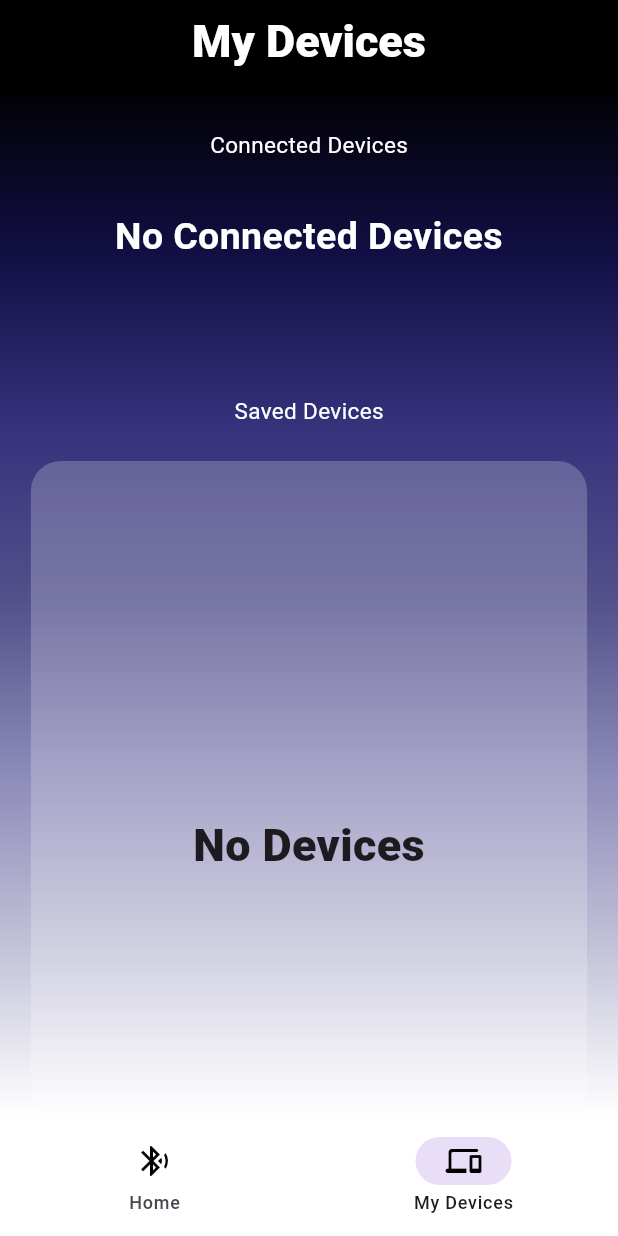
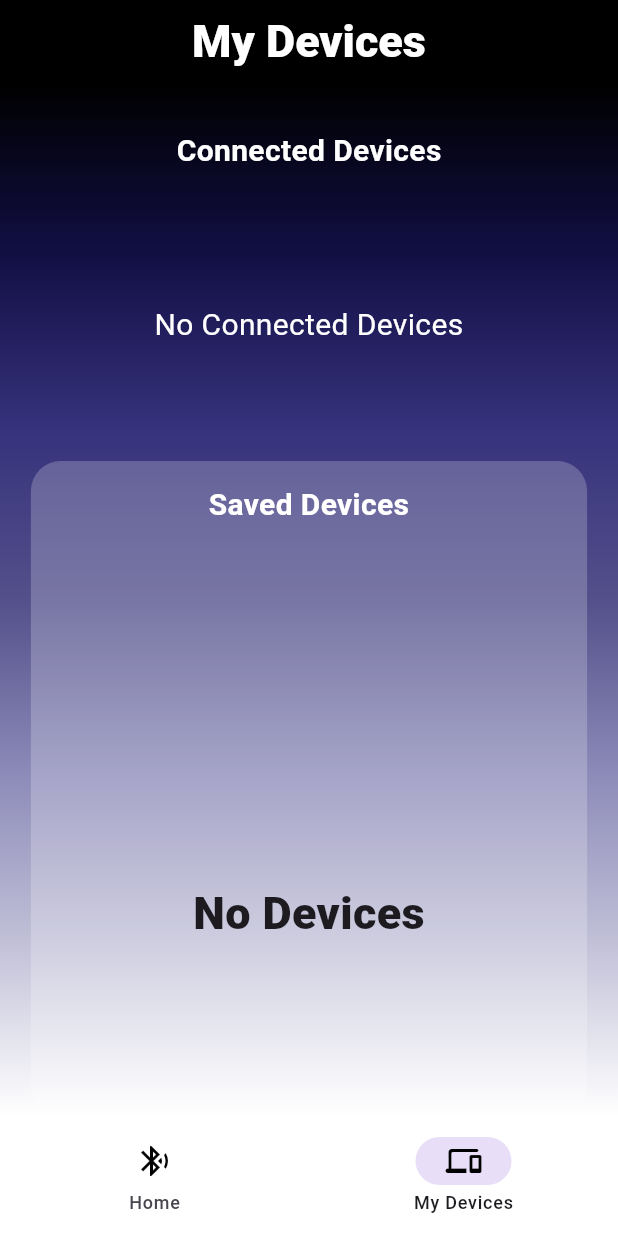
Before and after one commit to ser3ne/Clean-Flow, a Flutter app: the screen it shows after launch, item 2 of the bottom bar chosen, on a phone screen of 412 x 824 dp. Run offline on Flutter 3.47's test engine with Material 3 defaults, Android fonts, the phone set to English and light mode, and no system bars; our stand-ins replace flutter_blue_plus, permission_handler, shared_preferences.

Commit message:
everything's broken

```diff
--- a/lib/pages/home_page.dart
+++ b/lib/pages/home_page.dart
@@ -122,7 +122,11 @@ class Home_StatePage extends State<Home_Page> {
                 height: 30,
                 child: Text(
                   "Connected Devices",
-                  style: TextStyle(color: Colors.white, fontSize: 15),
+                  textAlign: TextAlign.start,
+                  style: TextStyle(
+                      color: Colors.white,
+                      fontSize: 20,
+                      fontWeight: FontWeight.w600),
                 ),
               ),
             ),
@@ -133,23 +137,21 @@ class Home_StatePage extends State<Home_Page> {
               //checks if there are not connected devices
               child: connectedDevices.isEmpty
                   //true
-                  ? Text("No Connected Devices",
+                  ? Container(
+                      margin: EdgeInsets.only(top: 40),
+                      child: Text("No Connected Devices",
                           softWrap: true,
                           textAlign: TextAlign.center,
-                      style: TextStyle(
-                          fontSize: 25,
-                          fontWeight: FontWeight.w600,
-                          color: Colors.white))
+                          style: TextStyle(fontSize: 20, color: Colors.white)),
+                    )
                   //false
                   : FloatingActionButton(
                       onPressed: () {
-                        if (connectedDevices.isNotEmpty) {
                         Navigator.pushNamed(context, deviceprofile,
                             arguments: PairArguments(
                                 connectedDevices[0],
                                 connectedDevices[0].platformName,
                                 connectedDevices[0].remoteId.toString()));
-                        }
                       },
                       child: Row(
                         mainAxisAlignment: MainAxisAlignment.center,
@@ -167,13 +169,7 @@ class Home_StatePage extends State<Home_Page> {
                       ),
                     ),
             ),
-            SizedBox(
-              height: 20,
-              child: Text(
-                "Saved Devices",
-                style: TextStyle(color: Colors.white, fontSize: 15),
-              ),
-            ),
+
             Container(
                 width: MediaQuery.of(context).size.width * 0.90,
                 height: MediaQuery.of(context).size.height * 0.53,
@@ -181,8 +177,30 @@ class Home_StatePage extends State<Home_Page> {
                     color: Color.fromARGB(55, 255, 255, 255),
                     borderRadius: BorderRadius.circular(20)),
                 //ListView for Saved Devices
+                child: Column(
+                  crossAxisAlignment: CrossAxisAlignment.center,
+                  children: [
+                    SizedBox(
+                      height: 15,
+                    ),
+                    Expanded(
+                      flex: 1,
+                      child: Text(
+                        "Saved Devices",
+                        textAlign: TextAlign.center,
+                        style: TextStyle(
+                            color: Colors.white,
+                            fontSize: 20,
+                            fontWeight: FontWeight.w600),
+                      ),
+                    ),
+                    Expanded(
+                      flex: 16,
+                      child: Padding(
+                        padding: const EdgeInsets.only(top: 5),
                         child: ListView.builder(
-                  itemCount: savedDevices.isEmpty ? 1 : savedDevices.length,
+                          itemCount:
+                              savedDevices.isEmpty ? 1 : savedDevices.length,
                           itemBuilder: (context, index) {
                             //checks if savedDevices list is empty
                             var devices =
@@ -204,6 +222,10 @@ class Home_StatePage extends State<Home_Page> {
                                     platformName: devices['pfname'],
                                   );
                           },
+                        ),
+                      ),
+                    ),
+                  ],
                 ))
           ],
         ),
--- a/lib/pages/main_page.dart
+++ b/lib/pages/main_page.dart
@@ -5,7 +5,7 @@ import 'dart:ui';
 import 'package:capstone/pages/home_page.dart';
 import 'package:capstone/pages/scanresult_page.dart';
 import 'package:flutter/material.dart';
-import 'package:flutter/widgets.dart';
+import 'package:flutter/services.dart' show rootBundle;
 
 class MainPage extends StatefulWidget {
   const MainPage({super.key});
@@ -15,6 +15,10 @@ class MainPage extends StatefulWidget {
 }
 
 class _MainPageState extends State<MainPage> {
+  Future<String> loadAsset() async {
+    return await rootBundle.loadString('assets/config.json');
+  }
+
   final List<Widget> _pages = [Scanresult_Page(), Home_Page()];
   int _currentIndex = 0;
   @override
@@ -45,12 +49,12 @@ class _MainPageState extends State<MainPage> {
         selectedIndex: _currentIndex,
       ),
       appBar: AppBar(
-        title: Center(
-          child: Text(
-            _currentIndex == 0 ? "Home" : "My Devices",
-            style: TextStyle(
-                color: Colors.white, fontSize: 30, fontWeight: FontWeight.w900),
-          ),
+        // leading: Image.asset('assets/Clean.jpg'),
+        centerTitle: true,
+        title: Text(
+          _currentIndex == 0 ? "Home" : "My Devices",
+          style: TextStyle(
+              color: Colors.white, fontSize: 30, fontWeight: FontWeight.w900),
         ),
         backgroundColor: Color.fromRGBO(0, 0, 0, 1),
       ),
--- a/pubspec.yaml
+++ b/pubspec.yaml
@@ -30,6 +30,8 @@ environment:
 dependencies:
   flutter:
     sdk: flutter
+
+
   flutter_blue_plus: ^1.32.12
   get: ^4.6.6
   permission_handler: ^11.3.1
@@ -57,6 +59,8 @@ dev_dependencies:
 
 # The following section is specific to Flutter packages.
 flutter:
+  assets:
+    - assets/
 
   # The following line ensures that the Material Icons font is
   # included with your application, so that you can use the icons in
```
Also changed, not shown: lib/Controllers/bluetooth_controller.dart (+91 -0 lines), lib/Controllers/bluetooth_scan.dart (+22 -43 lines), lib/global/args.dart (+4 -6 lines), lib/miscellaneous/heap.dart (+66 -0 lines), lib/pages/device_overview.dart (+13 -20 lines), lib/pages/device_profile.dart (+27 -10 lines), lib/pages/scanresult_page.dart (+35 -102 lines), assets/CleanFlow2.png (added). Lines whose indentation alone changed are shown as unchanged.
